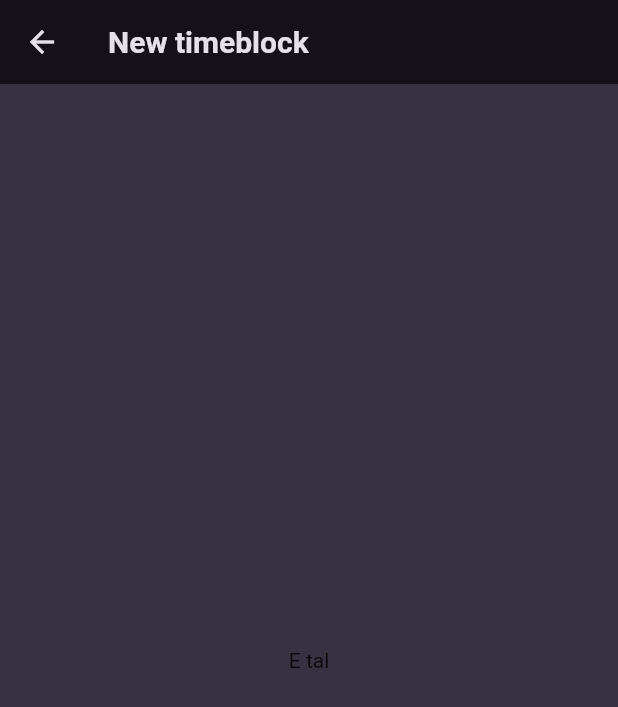
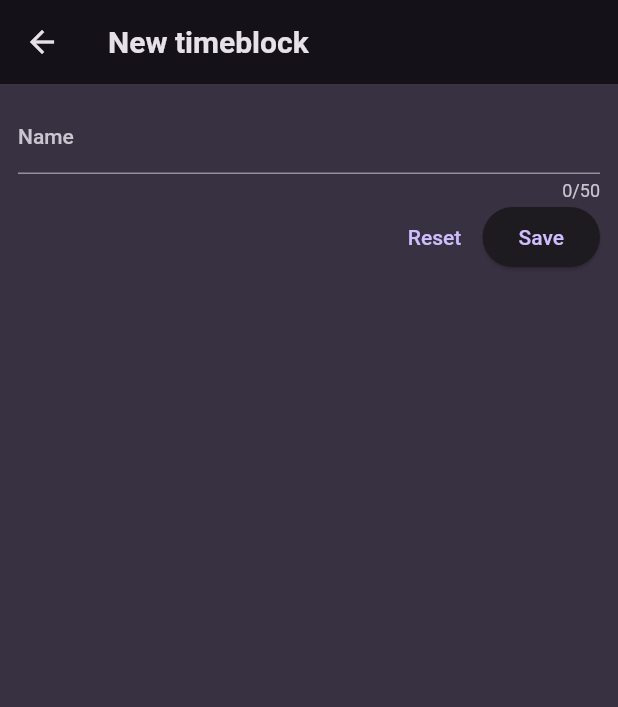
Before and after one commit to ssh0119/timeblocks, a Flutter app: the screen it shows after launch, after a tap on the "add" icon, on a phone screen of 412 x 824 dp. Shown: the top 707 px of the screen. Run offline on Flutter 3.47's test engine with Material 2 defaults, Android fonts, the phone set to English and light mode, and no system bars; our stand-ins replace flutter_riverpod, google_fonts.

Commit message:
Start adding logic to create new timeblock with form provider

```diff
--- a/lib/models/timeblock.dart
+++ b/lib/models/timeblock.dart
@@ -1,8 +1,8 @@
 import 'package:timeblocks/models/interval.dart';
 
 class Timeblock {
-  Timeblock({required this.title}) : intervals = [];
+  Timeblock({required this.name}) : intervals = [];
 
-  final String title;
+  final String name;
   final List<Interval> intervals;
 }
--- a/lib/providers/form_provider.dart
+++ b/lib/providers/form_provider.dart
@@ -1,7 +1,7 @@
 import 'package:flutter_riverpod/flutter_riverpod.dart';
 
 class FormNotifier extends StateNotifier<Map> {
-  FormNotifier() : super({});
+  FormNotifier() : super({'isLoading': false});
 
   void updateFormValue(String formField, dynamic formValue) {
     state = {...state, formField: formValue};
@@ -10,6 +10,10 @@ class FormNotifier extends StateNotifier<Map> {
   void deleteFormValue(String formField) {
     state = state.remove(formField);
   }
+
+  dynamic getFormValue(String formField) {
+    return state[formField];
+  }
 }
 
 final formProvider = StateNotifierProvider<FormNotifier, Map>(
--- a/lib/screens/new_timeblock_screen.dart
+++ b/lib/screens/new_timeblock_screen.dart
@@ -1,16 +1,86 @@
 import 'package:flutter/material.dart';
+import 'package:flutter_riverpod/flutter_riverpod.dart';
 
-class NewTimeblockScreen extends StatelessWidget {
-  const NewTimeblockScreen({super.key});
+import 'package:timeblocks/providers/form_provider.dart';
+import 'package:timeblocks/validators/timeblock_validator.dart';
+import 'package:timeblocks/models/timeblock.dart';
+
+class NewTimeblockScreen extends ConsumerWidget {
+  final _formKey = GlobalKey<FormState>();
+
+  NewTimeblockScreen({super.key});
+
+  _updateFormProvider(WidgetRef ref, String fieldName, dynamic fieldValue) {
+    ref.read(formProvider.notifier).updateFormValue(fieldName, fieldValue);
+  }
+
+  void _saveTimeblock(WidgetRef ref) {
+    if (_formKey.currentState!.validate()) {
+      _updateFormProvider(ref, 'isLoading', true);
+      _formKey.currentState!.save();
+
+      final form = ref.watch(formProvider);
+      Timeblock newTimeblock = Timeblock(name: form['name']);
+
+      print('Implement TimeBlockRepository + DatabaseProvider');
+      print('The name of the timeblock is ${newTimeblock.name}');
+    }
+  }
 
   @override
-  Widget build(BuildContext context) {
+  Widget build(BuildContext context, WidgetRef ref) {
+    final form = ref.watch(formProvider);
+
     return Scaffold(
       appBar: AppBar(
-        title: Text('New timeblock'),
+        title: const Text('New timeblock'),
       ),
-      body: Center(
-        child: Text('E tal'),
+      body: Padding(
+        padding: const EdgeInsets.all(12),
+        child: Form(
+          key: _formKey,
+          child: Column(
+            children: [
+              TextFormField(
+                maxLength: 50,
+                decoration: const InputDecoration(
+                  label: Text('Name'),
+                ),
+                validator: (value) => TimeblockValidator.isValidName(value),
+                onSaved: (value) {
+                  _updateFormProvider(ref, 'name', value);
+                },
+              ),
+              Row(
+                mainAxisAlignment: MainAxisAlignment.end,
+                children: [
+                  TextButton(
+                    onPressed: form['isLoading']
+                        ? null
+                        : () {
+                            _formKey.currentState!.reset();
+                          },
+                    child: const Text('Reset'),
+                  ),
+                  ElevatedButton(
+                    onPressed: form['isLoading']
+                        ? null
+                        : () {
+                            _saveTimeblock(ref);
+                          },
+                    child: form['isLoading']
+                        ? const SizedBox(
+                            height: 16,
+                            width: 16,
+                            child: CircularProgressIndicator(),
+                          )
+                        : const Text('Save'),
+                  ),
+                ],
+              ),
+            ],
+          ),
+        ),
       ),
     );
   }
--- a/lib/screens/timeblocks_list_screen.dart
+++ b/lib/screens/timeblocks_list_screen.dart
@@ -8,7 +8,7 @@ class TimeblocksListScreen extends StatelessWidget {
   void _pushNewTimeblockScreen(context) {
     Navigator.of(context).push(
       MaterialPageRoute(
-        builder: (ctx) => const NewTimeblockScreen(),
+        builder: (ctx) => NewTimeblockScreen(),
       ),
     );
   }
--- /dev/null
+++ b/lib/validators/timeblock_validator.dart
@@ -0,0 +1,14 @@
+class TimeblockValidator {
+  static String? isValidName(String? name) {
+    if (name == null) return "Can't be null";
+    if (name.isEmpty) return "Can't be empty";
+
+    int nameLength = name.trim().length;
+
+    if (nameLength <= 1 || nameLength > 50) {
+      return 'Must be between 1 and 50 characters';
+    }
+
+    return null;
+  }
+}
```
